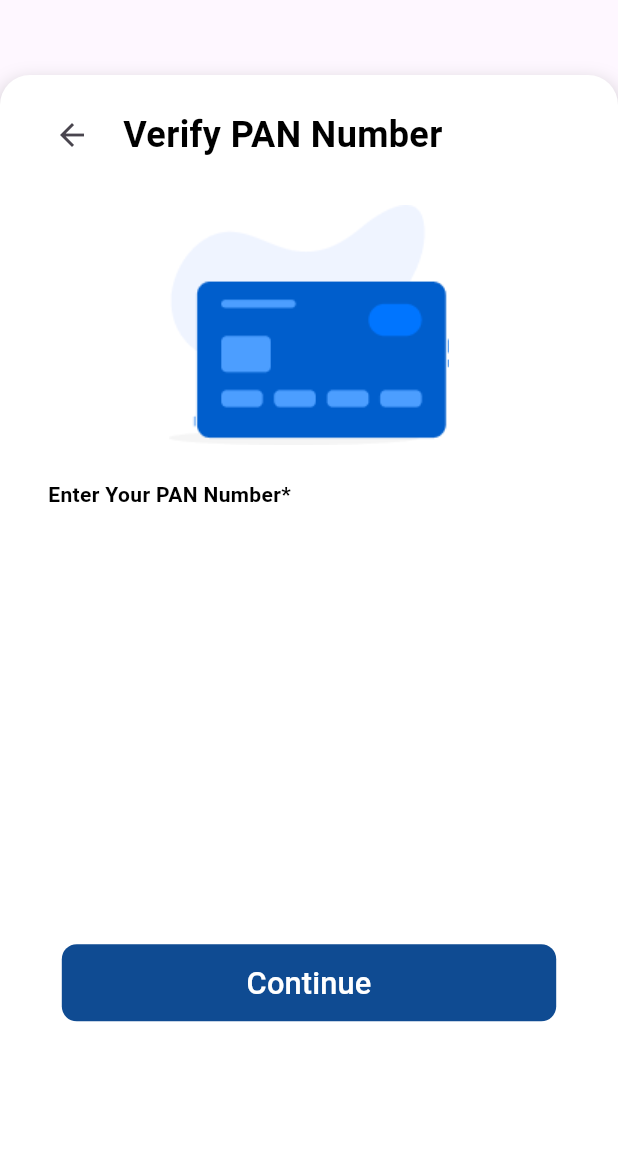
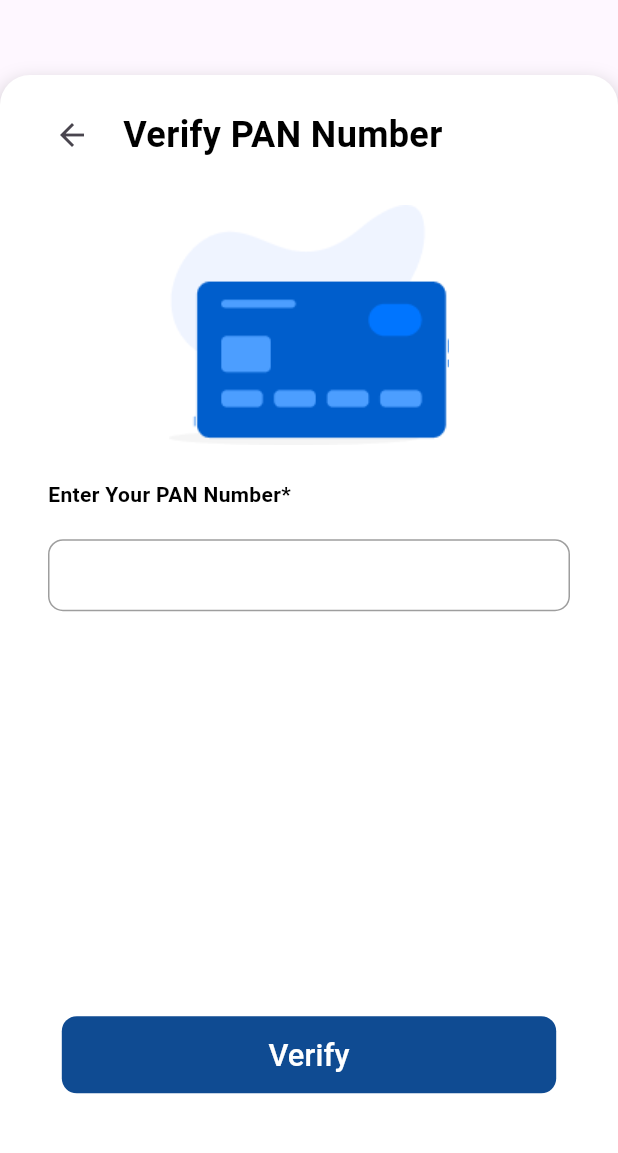
Before and after one commit to Geopaul94/creaditsea, a Flutter app: the PanNumberVerificationScreen screen opened directly, on a phone screen of 412 x 824 dp, the part 30-1183 px from its top. Run offline on Flutter 3.47's test engine with Material 3 defaults, Android fonts, the phone set to English and light mode, and no system bars; our stand-ins replace cloud_firestore, firebase_core, flutter_screenutil, flutter_spinkit, get, loading_animation_widget and 1 more; missing offline and left inert: nuts_activity_indicator; accounts and stored records are empty; project files that could hold a hidden picture were left out.

```diff
--- a/lib/main.dart
+++ b/lib/main.dart
@@ -38,7 +38,7 @@ class MyApp extends StatelessWidget {
             colorScheme: ColorScheme.fromSeed(seedColor: Colors.deepPurple),
             useMaterial3: true,
           ),
-          home: PanNumberVerificationScreen(),
+          home: SigninScreen(),
         );
       },
     );
--- a/lib/presentation/getx/emailotp_controller.dart
+++ b/lib/presentation/getx/emailotp_controller.dart
@@ -1,6 +1,7 @@
 import 'package:cloud_firestore/cloud_firestore.dart';
 import 'package:creditsea/presentation/getx/user_controller.dart';
 import 'package:creditsea/presentation/screens/applay_loan/applay_loan.dart';
+import 'package:creditsea/presentation/screens/pan_number/pan_number_verificarion.dart';
 import 'package:creditsea/presentation/screens/personal_details.dart/date_picker_controller.dart';
 import 'package:creditsea/presentation/screens/personal_details.dart/email_verification_screen.dart';
 import 'package:creditsea/presentation/screens/personal_details.dart/gender_select_controller.dart';
@@ -74,7 +75,7 @@ class EmailotpController extends GetxController {
       showSnackBar(false, 'OTP verification successful!');
       Navigator.push(
         context,
-        MaterialPageRoute(builder: (context) => const ApplayLoanScreen()),
+        MaterialPageRoute(builder: (context) => const PanNumberVerificationScreen()),
       );
     } else {
       // OTP is incorrect
--- a/lib/presentation/screens/pan_number/pan_number_verificarion.dart
+++ b/lib/presentation/screens/pan_number/pan_number_verificarion.dart
@@ -1,9 +1,12 @@
+import 'package:creditsea/presentation/getx/panNumber_controller.dart';
 import 'package:creditsea/presentation/widgets/CustomElevatedButton.dart';
 import 'package:creditsea/presentation/widgets/CustomText.dart';
 import 'package:creditsea/presentation/widgets/custometextformfield.dart';
 import 'package:creditsea/utility/constants/constants.dart';
 import 'package:flutter/material.dart';
+import 'package:flutter/services.dart';
 import 'package:flutter_screenutil/flutter_screenutil.dart';
+import 'package:get/get.dart';
 
 class PanNumberVerificationScreen extends StatelessWidget {
   const PanNumberVerificationScreen({super.key});
@@ -28,7 +31,9 @@ class PanNumberVerificationScreen extends StatelessWidget {
 }
 
 class PanNumberVerificationScreenContainer extends StatelessWidget {
-  const PanNumberVerificationScreenContainer({super.key});
+   PanNumberVerificationScreenContainer({super.key});
+
+  final PannumberController panController = Get.put(PannumberController());
 
   @override
   Widget build(BuildContext context) {
@@ -90,24 +95,31 @@ class PanNumberVerificationScreenContainer extends StatelessWidget {
                   ],
                 ),
                 h20,
-                // CustomTextFormField(
-                //   labelText: 'Enter your PanNumber ID',
-                //   controller: _PanNumbercontroller,
-                // ),
+                CustomTextFormField(
+                  labelText: 'Enter your PanNumber ID',
+               controller: panController.panNumberController,
+               inputFormatters: [
+              FilteringTextInputFormatter.allow(RegExp(r'[A-Z0-9]')),
+              LengthLimitingTextInputFormatter(10), // PAN card is always 10 characters
+            ],   ),
               ],
             ),
           ),
-          h100,
-          h100,
-          h50,
+         h250,
           h20,
-          CustomElevatedButton(
-            borderRadius: 10,
-            height: 50.h,
-            fontSize: 20.sp,
-            text: 'Continue',
-            onPressed: () {},
-          ),
+         Obx(() {
+            return panController.isLoading.value
+                ? const Center(child: CircularProgressIndicator())
+                : CustomElevatedButton(
+                    borderRadius: 10,
+                    height: 50.h,
+                    fontSize: 20.sp,
+                    text: 'Verify',
+                    onPressed: () {
+                      panController.validateAndSavePanCard(context);
+                    },
+                  );
+          }),
         ],
       ),
     );
--- a/lib/presentation/widgets/custometextformfield.dart
+++ b/lib/presentation/widgets/custometextformfield.dart
@@ -1,6 +1,6 @@
-
 import 'package:creditsea/utility/constants/constants.dart';
 import 'package:flutter/material.dart';
+import 'package:flutter/src/services/text_formatter.dart';
 
 class CustomTextFormField extends StatefulWidget {
   final String labelText;
@@ -27,9 +27,8 @@ class CustomTextFormField extends StatefulWidget {
   const CustomTextFormField({
     super.key,
     required this.labelText,
-     this.icon,
+    this.icon,
     required this.controller,
-
     this.validator,
     this.hintText,
     this.keyboardType = TextInputType.text,
@@ -47,6 +46,7 @@ class CustomTextFormField extends StatefulWidget {
     this.textAlign = TextAlign.left,
     this.readOnly = false,
     this.onTap,
+    List<TextInputFormatter>? inputFormatters,
   });
 
   @override
@@ -54,10 +54,6 @@ class CustomTextFormField extends StatefulWidget {
 }
 
 class _CustomTextFormFieldState extends State<CustomTextFormField> {
-  bool _obscureText = true;
-
-  @override
-
   String? _validateWordCount(String? value) {
     if (widget.maxWordCount != null && value != null) {
       int wordCount = value.split(RegExp(r'\s+')).length;
@@ -84,8 +80,7 @@ class _CustomTextFormFieldState extends State<CustomTextFormField> {
         textAlign: widget.textAlign, // Apply the text alignment here
         decoration: InputDecoration(
           contentPadding: const EdgeInsets.symmetric(
-              vertical: 12.0,
-              horizontal: 8.0), // Padding for better appearance
+              vertical: 12.0, horizontal: 8.0), // Padding for better appearance
 
           errorStyle: TextStyle(color: widget.errorTextColor),
           hintText: widget.hintText,
--- a/lib/utility/constants/constants.dart
+++ b/lib/utility/constants/constants.dart
@@ -94,6 +94,7 @@ const h80 = SizedBox(height: 80);
 
 const h100 = SizedBox(height: 100);
 const h150 = SizedBox(height: 150);
+const h250 = SizedBox(height: 250);
 
 // SizedBox for widths
 const w5 = SizedBox(width: 5);
```
Also changed, not shown: lib/presentation/getx/panNumber_controller.dart (+20 -26 lines), lib/presentation/getx/personlaDetailController.dart (+6 -12 lines).
